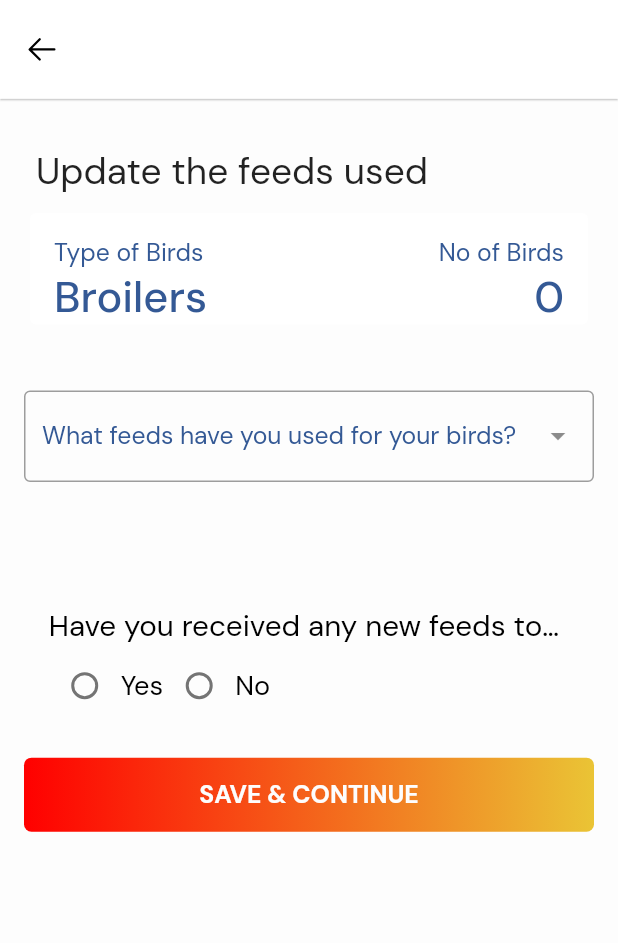
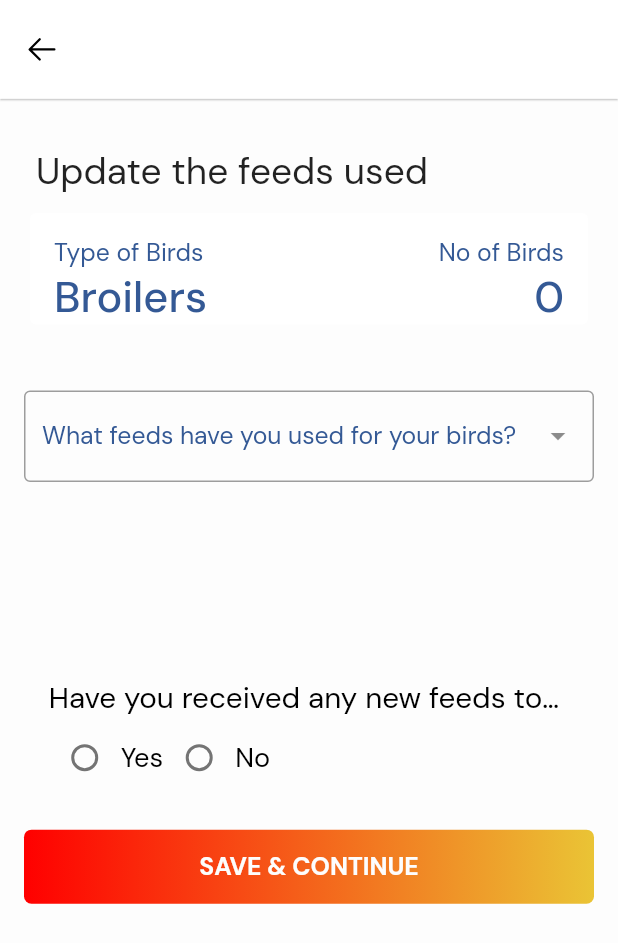
Before and after one commit to podii-community/e-poultry, a Flutter app: the FeedsUsedPage screen opened directly with empty values, on a phone screen of 412 x 824 dp. Shown: the top 943 px of the screen. Run offline on Flutter 3.47's test engine with Material 2 defaults, Android fonts, the phone set to English and light mode, and no system bars; drawn by our look-alikes of dropdown_search, flutter_form_builder; our stand-ins replace fluttertoast, form_builder_validators, geocoding, geolocator, get, google_fonts and 7 more; missing offline and left inert: string_extensions; accounts and stored records are empty.

Commit message:
Feeds in store design fix

```diff
--- a/lib/pages/farm/reports/feeds_used_page.dart
+++ b/lib/pages/farm/reports/feeds_used_page.dart
@@ -395,6 +395,9 @@ class _FeedsUsedPageState extends State<FeedsUsedPage> {
                                   ),
                                 )
                               : Container(),
+                              const SizedBox(
+                            height: CustomSpacing.s2,
+                          ),
                           _selectedFeeds.contains("Starter Crumbs") &&
                                   (widget.batchDetails.type!.name) == "BROILERS"
                               ? TextFormField(
@@ -424,6 +427,9 @@ class _FeedsUsedPageState extends State<FeedsUsedPage> {
                                   ),
                                 )
                               : Container(),
+                              const SizedBox(
+                            height: CustomSpacing.s2,
+                          ),
                           _selectedFeeds.contains("Finisher Pellets") &&
                                   (widget.batchDetails.type!.name) == "BROILERS"
                               ? TextFormField(
@@ -453,6 +459,9 @@ class _FeedsUsedPageState extends State<FeedsUsedPage> {
                                   ),
                                 )
                               : Container(),
+                              const SizedBox(
+                            height: CustomSpacing.s2,
+                          ),
                           _selectedFeeds.contains("Kienyeji Growers Mash") &&
                                   (widget.batchDetails.type!.name) == "KIENYEJI"
                               ? TextFormField(
@@ -482,7 +491,7 @@ class _FeedsUsedPageState extends State<FeedsUsedPage> {
                                   ),
                                 )
                               : Container(),
-                          SizedBox(
+                          const SizedBox(
                             height: CustomSpacing.s2,
                           ),
                           FormBuilderRadioGroup<String>(
```
